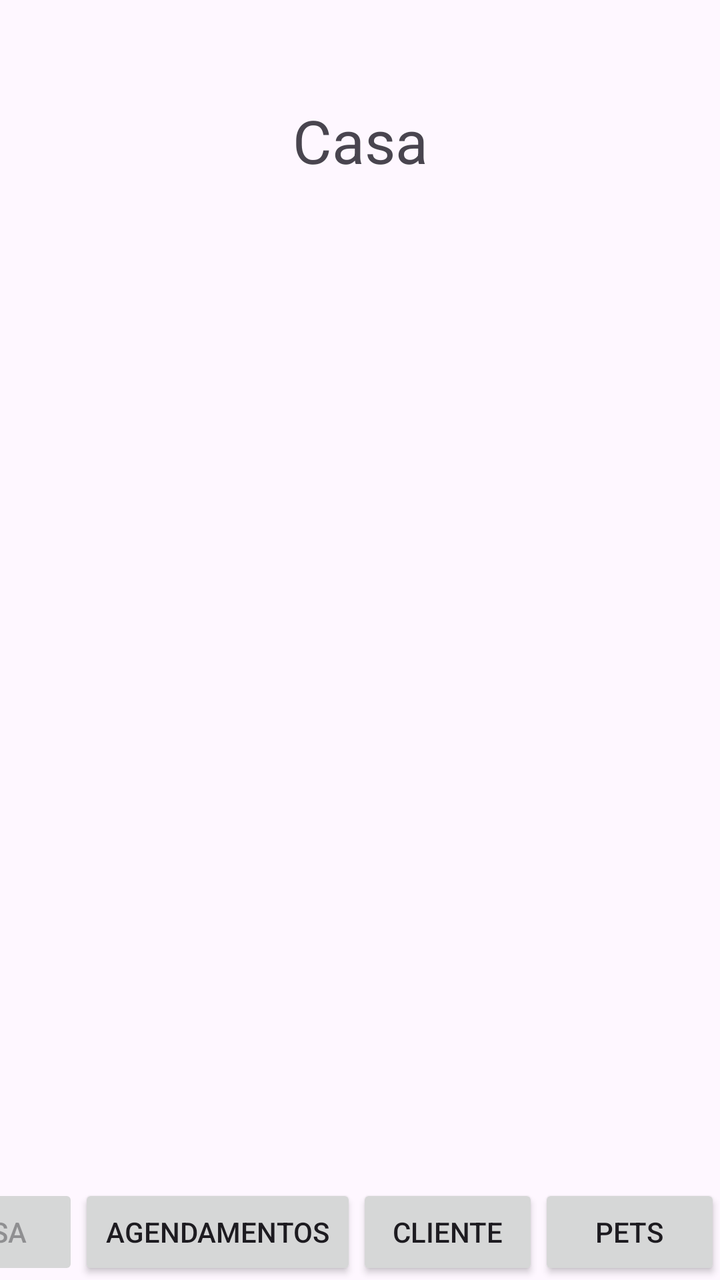
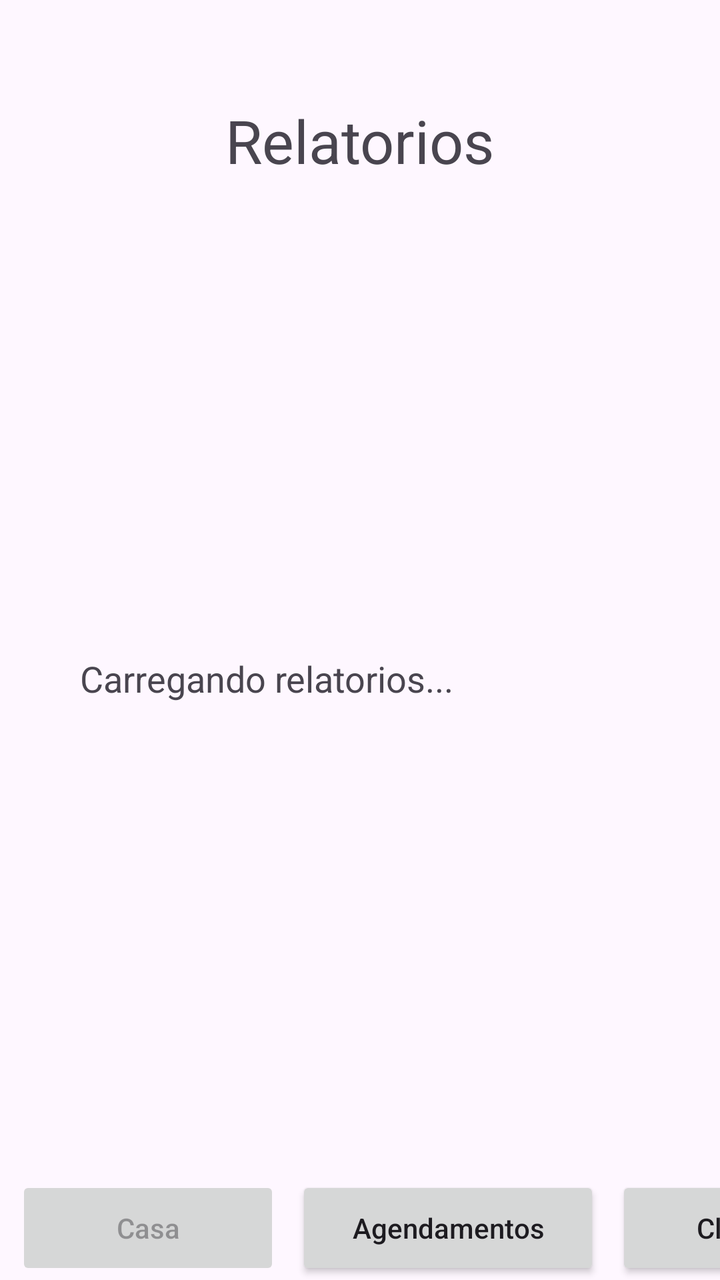

Two renders of the same Android screen: before a commit and after it. Below are the layout's source before the change and the commit's diff.
<!-- AndroidManifest.xml: application theme Theme.GestaoPetControl -->
<!-- res/layout/activity_main.xml -->
<?xml version="1.0" encoding="utf-8"?>
<androidx.constraintlayout.widget.ConstraintLayout xmlns:android="http://schemas.android.com/apk/res/android"
    xmlns:app="http://schemas.android.com/apk/res-auto"
    xmlns:tools="http://schemas.android.com/tools"
    android:id="@+id/main"
    android:layout_width="match_parent"
    android:layout_height="match_parent"
    tools:context=".MainActivity">

    <LinearLayout
        android:layout_width="409dp"
        android:layout_height="wrap_content"
        android:gravity="center"
        android:orientation="horizontal"
        app:layout_constraintBottom_toBottomOf="parent"
        app:layout_constraintEnd_toEndOf="parent">

        <Button
            android:id="@+id/btn_Casa"
            android:layout_width="wrap_content"
            android:layout_height="wrap_content"
            android:clickable="false"
            android:enabled="false"
            android:text="Casa" />

        <Button
            android:id="@+id/btn_Agendamentos"
            android:layout_width="wrap_content"
            android:layout_height="wrap_content"
            android:layout_weight="1"
            android:text="Agendamentos" />

        <Button
            android:id="@+id/btn_Clientes"
            android:layout_width="wrap_content"
            android:layout_height="wrap_content"
            android:layout_weight="1"
            android:text="Cliente" />

        <Button
            android:id="@+id/btn_Pets"
            android:layout_width="wrap_content"
            android:layout_height="wrap_content"
            android:layout_weight="1"
            android:text="Pets" />
    </LinearLayout>

    <TextView
        android:id="@+id/textView4"
        android:layout_width="wrap_content"
        android:layout_height="wrap_content"
        android:layout_marginTop="50dp"
        android:text="Casa"
        android:textAlignment="center"
        android:textSize="30sp"
        app:layout_constraintEnd_toEndOf="parent"
        app:layout_constraintStart_toStartOf="parent"
        app:layout_constraintTop_toTopOf="parent" />

</androidx.constraintlayout.widget.ConstraintLayout>
<!-- resources referenced by this layout -->
<resources>
  <style name="Theme.GestaoPetControl" parent="Base.Theme.GestaoPetControl" />
  <style name="Base.Theme.GestaoPetControl" parent="Theme.Material3.DayNight.NoActionBar">
          
          
      </style>
</resources>

<!-- the commit's change to res/layout/activity_main.xml (unified diff, before → after) -->
@@ -7,54 +7,91 @@
     android:layout_height="match_parent"
     tools:context=".MainActivity">
 
-    <LinearLayout
-        android:layout_width="409dp"
-        android:layout_height="wrap_content"
-        android:gravity="center"
-        android:orientation="horizontal"
-        app:layout_constraintBottom_toBottomOf="parent"
-        app:layout_constraintEnd_toEndOf="parent">
-
-        <Button
-            android:id="@+id/btn_Casa"
-            android:layout_width="wrap_content"
-            android:layout_height="wrap_content"
-            android:clickable="false"
-            android:enabled="false"
-            android:text="Casa" />
-
-        <Button
-            android:id="@+id/btn_Agendamentos"
-            android:layout_width="wrap_content"
-            android:layout_height="wrap_content"
-            android:layout_weight="1"
-            android:text="Agendamentos" />
-
-        <Button
-            android:id="@+id/btn_Clientes"
-            android:layout_width="wrap_content"
-            android:layout_height="wrap_content"
-            android:layout_weight="1"
-            android:text="Cliente" />
-
-        <Button
-            android:id="@+id/btn_Pets"
-            android:layout_width="wrap_content"
-            android:layout_height="wrap_content"
-            android:layout_weight="1"
-            android:text="Pets" />
-    </LinearLayout>
-
     <TextView
         android:id="@+id/textView4"
         android:layout_width="wrap_content"
         android:layout_height="wrap_content"
         android:layout_marginTop="50dp"
-        android:text="Casa"
+        android:text="Relatorios"
         android:textAlignment="center"
         android:textSize="30sp"
         app:layout_constraintEnd_toEndOf="parent"
         app:layout_constraintStart_toStartOf="parent"
         app:layout_constraintTop_toTopOf="parent" />
 
+    <TextView
+        android:id="@+id/txtResumoCasa"
+        android:layout_width="0dp"
+        android:layout_height="wrap_content"
+        android:layout_marginStart="24dp"
+        android:layout_marginEnd="24dp"
+        android:padding="16dp"
+        android:text="Carregando relatorios..."
+        android:textSize="18sp"
+        app:layout_constraintBottom_toTopOf="@id/menuInferior"
+        app:layout_constraintEnd_toEndOf="parent"
+        app:layout_constraintStart_toStartOf="parent"
+        app:layout_constraintTop_toBottomOf="@id/textView4" />
+
+    <HorizontalScrollView
+        android:id="@+id/menuInferior"
+        android:layout_width="match_parent"
+        android:layout_height="wrap_content"
+        android:fillViewport="false"
+        android:scrollbars="none"
+        app:layout_constraintBottom_toBottomOf="parent"
+        app:layout_constraintEnd_toEndOf="parent"
+        app:layout_constraintStart_toStartOf="parent">
+
+        <LinearLayout
+            android:layout_width="wrap_content"
+            android:layout_height="wrap_content"
+            android:gravity="center_vertical"
+            android:orientation="horizontal"
+            android:paddingStart="8dp"
+            android:paddingEnd="8dp">
+
+            <Button
+                android:id="@+id/btn_Casa"
+                android:layout_width="132dp"
+                android:layout_height="52dp"
+                android:clickable="false"
+                android:enabled="false"
+                android:text="Casa"
+                android:textAllCaps="false" />
+
+            <Button
+                android:id="@+id/btn_Agendamentos"
+                android:layout_width="152dp"
+                android:layout_height="52dp"
+                android:layout_marginStart="8dp"
+                android:text="Agendamentos"
+                android:textAllCaps="false" />
+
+            <Button
+                android:id="@+id/btn_Clientes"
+                android:layout_width="132dp"
+                android:layout_height="52dp"
+                android:layout_marginStart="8dp"
+                android:text="Clientes"
+                android:textAllCaps="false" />
+
+            <Button
+                android:id="@+id/btn_Pets"
+                android:layout_width="132dp"
+                android:layout_height="52dp"
+                android:layout_marginStart="8dp"
+                android:text="Pets"
+                android:textAllCaps="false" />
+
+            <Button
+                android:id="@+id/btn_Servicos"
+                android:layout_width="132dp"
+                android:layout_height="52dp"
+                android:layout_marginStart="8dp"
+                android:text="Servicos"
+                android:textAllCaps="false" />
+        </LinearLayout>
+    </HorizontalScrollView>
+
 </androidx.constraintlayout.widget.ConstraintLayout>
